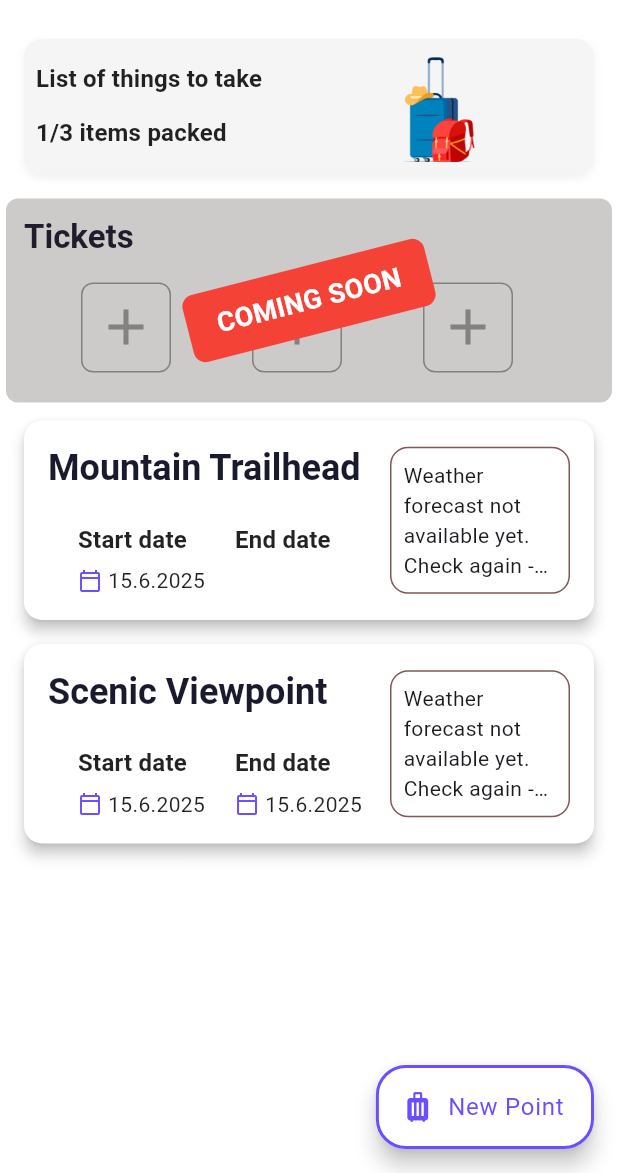
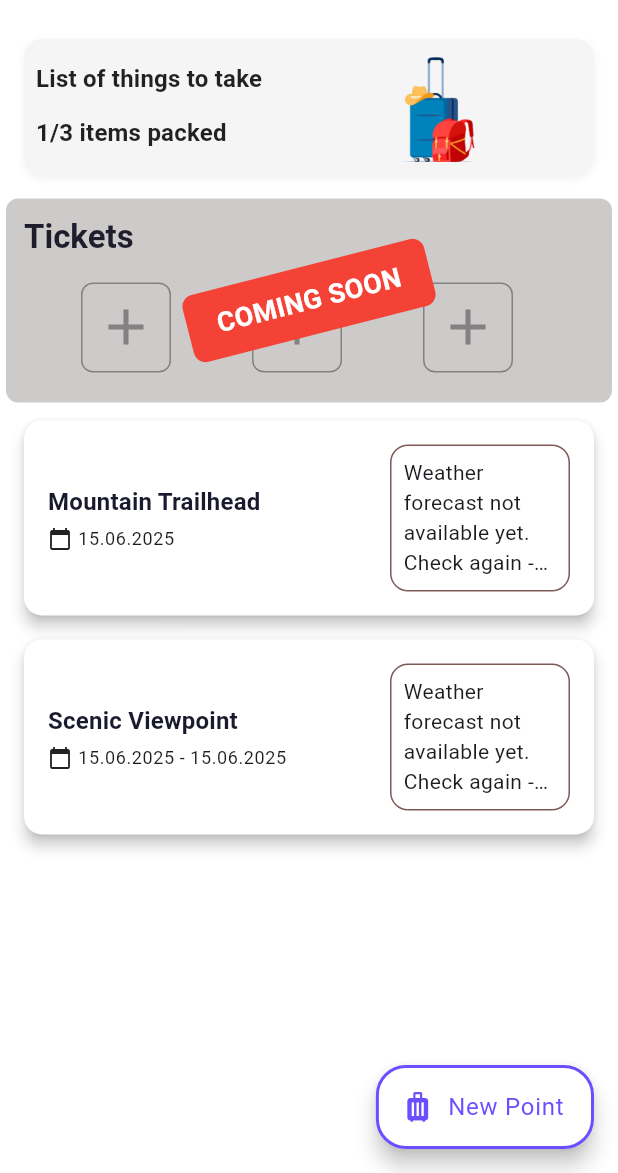
Before and after one commit to kroxon/trip_organizer, a Flutter app: the TripScreen screen opened directly with sample values from the repository, on a phone screen of 412 x 824 dp, the part 63-1236 px from its top. Run offline on Flutter 3.47's test engine with Material 3 defaults, Android fonts, the phone set to English and light mode, and no system bars; our stand-ins replace cloud_firestore, firebase_auth, firebase_core, flutter_dotenv, flutter_riverpod, google_fonts and 3 more; missing offline and left inert: google_places_autocomplete_text_field, open_weather_client; accounts and stored records are empty; generated files the repository leaves out were written again; network calls fail.

Commit message:
Manage adding trip points to a trip in firestore
FIrestore service could save trip points to a trip and
checklist items. Removed the tripPoint isn't applied yet.

```diff
--- a/lib/models/trip.dart
+++ b/lib/models/trip.dart
@@ -2,11 +2,6 @@ import 'package:trip_organizer/models/checklist_item.dart';
 import 'package:trip_organizer/models/trip_point.dart';
 
 class Trip {
-  String? id;
-  String title;
-  final List<ChecklistItem> checklist;
-  final List<TripPoint> tripPoints;
-  bool archived = false;
   Trip({
     this.id,
     required this.title,
@@ -14,6 +9,12 @@ class Trip {
     required this.tripPoints,
     this.archived = false,
   });
+
+  String? id;
+  String title;
+  final List<ChecklistItem> checklist;
+  final List<TripPoint> tripPoints;
+  bool archived = false;
 
   bool get isChecklistComplete => checklist.every((item) => item.isChecked);
   int get completedChecklistItems =>
--- a/lib/models/trip_point.dart
+++ b/lib/models/trip_point.dart
@@ -19,19 +19,19 @@ class TripPointLocation {
 }
 
 class TripPoint {
+  TripPoint({
+    this.id,
+    required this.tripPointLocation,
+    required this.startDate,
+    this.endDate,
+    this.notes,
+  });
+
+  String? id;
   final TripPointLocation tripPointLocation;
   final DateTime startDate;
   final DateTime? endDate;
-  final List<String>? ticketUrls;
   final String? notes;
-
-  TripPoint({
-    required this.tripPointLocation,
-    required this.startDate,
-    this.endDate,
-    this.ticketUrls,
-    this.notes,
-  });
 
   String get formattedStartDate {
     return '${startDate.day}.${startDate.month}.${startDate.year}';
--- a/lib/screens/trip.dart
+++ b/lib/screens/trip.dart
@@ -22,7 +22,6 @@ class _TripScreenState extends State<TripScreen> {
   Trip? trip;
   late bool isEditing;
   late TextEditingController _titleController;
-  String? _originalTitle;
 
   void _showChecklistDialog(BuildContext context) async {
     if (trip == null) return;
@@ -55,8 +54,8 @@ class _TripScreenState extends State<TripScreen> {
     super.initState();
     trip = widget.trip;
     isEditing = widget.isNewTrip;
-    _originalTitle = trip?.title;
-    _titleController = TextEditingController(text: _originalTitle);
+    _titleController =
+        TextEditingController(text: !isEditing ? trip!.title : '');
   }
 
   @override
@@ -69,20 +68,14 @@ class _TripScreenState extends State<TripScreen> {
     if (_titleController.text.isNotEmpty) {
       setState(() {
         trip!.updateTitle(_titleController.text);
-        _originalTitle = _titleController.text;
         isEditing = false;
       });
-      if (!widget.isNewTrip) {
-        final firestoreService = FirestoreService(context);
-        firestoreService.updateTrip(trip!.id!, trip!);
-        Navigator.pop(context);
-      } else {
-        Navigator.pop(context, trip);
-      }
+      final firestoreService = FirestoreService(context);
+      firestoreService.updateTrip(trip!.id!, trip!);
     } else {
       ScaffoldMessenger.of(context).showSnackBar(
         const SnackBar(
-          content: Text('Please enter a title for the trip.'),
+          content: Text('Please enter a title for the travel.'),
         ),
       );
     }
@@ -215,7 +208,9 @@ class _TripScreenState extends State<TripScreen> {
                       physics: const NeverScrollableScrollPhysics(),
                       itemCount: trip!.tripPoints.length,
                       itemBuilder: (ctx, index) {
-                        final tripPoint = trip!.tripPoints[index];
+                        final sortedPoints = List.of(trip!.tripPoints)
+                          ..sort((a, b) => a.startDate.compareTo(b.startDate));
+                        final tripPoint = sortedPoints[index];
                         return TripPointCard(
                           tripPoint: tripPoint,
                           onTap: () {
@@ -223,6 +218,7 @@ class _TripScreenState extends State<TripScreen> {
                               context,
                               MaterialPageRoute(
                                 builder: (context) => PointOfTripScreen(
+                                  trip: trip,
                                   tripPoint: tripPoint,
                                   isEditing: false,
                                 ),
@@ -248,7 +244,10 @@ class _TripScreenState extends State<TripScreen> {
           Navigator.push(
             context,
             MaterialPageRoute(
-              builder: (context) => const PointOfTripScreen(isEditing: true),
+              builder: (context) => PointOfTripScreen(
+                isEditing: true,
+                trip: trip,
+              ),
             ),
           );
         },
--- a/lib/widgets/trip_point_card.dart
+++ b/lib/widgets/trip_point_card.dart
@@ -1,6 +1,7 @@
 import 'package:flutter/material.dart';
 import 'package:trip_organizer/models/trip_point.dart';
 import 'package:trip_organizer/widgets/weather_container.dart';
+import 'package:intl/intl.dart';
 
 class TripPointCard extends StatelessWidget {
   const TripPointCard({
@@ -24,58 +25,28 @@ class TripPointCard extends StatelessWidget {
         child: Padding(
           padding: const EdgeInsets.all(16.0),
           child: Row(
-            mainAxisAlignment: MainAxisAlignment.spaceBetween,
             children: [
-              Column(
+              Expanded(
+                child: Column(
+                  crossAxisAlignment: CrossAxisAlignment.start,
                   mainAxisSize: MainAxisSize.min,
-                mainAxisAlignment: MainAxisAlignment.spaceBetween,
-                crossAxisAlignment: CrossAxisAlignment.start,
                   children: [
                     Text(
                       tripPoint.tripPointLocation.place,
-                    style: Theme.of(context).textTheme.headlineSmall?.copyWith(
-                          fontWeight: FontWeight.bold,
-                          color: Theme.of(context).colorScheme.onSurface,
+                      style: Theme.of(context).textTheme.titleMedium,
+                      overflow: TextOverflow.ellipsis,
+                      maxLines: 1,
                     ),
-                    maxLines: 1,
-                    overflow: TextOverflow.ellipsis,
-                  ),
-                  const SizedBox(height: 20.0),
-                  Row(
-                    mainAxisAlignment: MainAxisAlignment.spaceBetween,
-                    crossAxisAlignment: CrossAxisAlignment.start,
-                    children: [
-                      Padding(
-                        padding: const EdgeInsets.symmetric(horizontal: 20),
-                        child: Column(
-                          crossAxisAlignment: CrossAxisAlignment.start,
-                          children: [
-                            Text('Start date',
-                                style: Theme.of(context)
-                                    .textTheme
-                                    .titleMedium!
-                                    .copyWith(
-                                      color: Theme.of(context)
-                                          .colorScheme
-                                          .onSurfaceVariant,
-                                    )),
-                            SizedBox(height: 5),
+                    const SizedBox(height: 4),
                     Row(
                       children: [
-                                Icon(Icons.calendar_today_outlined,
-                                    color:
-                                        Theme.of(context).colorScheme.primary,
-                                    size: 16.0),
-                                const SizedBox(width: 4.0),
-                                Text(
-                                  tripPoint.formattedStartDate,
-                                  style: Theme.of(context)
-                                      .textTheme
-                                      .bodyMedium!
-                                      .copyWith(
-                                        color: Theme.of(context)
-                                            .colorScheme
-                                            .onSurfaceVariant,
+                        const Icon(Icons.calendar_today, size: 16),
+                        const SizedBox(width: 4),
+                        Flexible(
+                          child: Text(
+                            '${DateFormat('dd.MM.yyyy').format(tripPoint.startDate)}${tripPoint.endDate != null ? ' - ${DateFormat('dd.MM.yyyy').format(tripPoint.endDate!)}' : ''}',
+                            style: Theme.of(context).textTheme.bodySmall,
+                            overflow: TextOverflow.ellipsis,
                           ),
                         ),
                       ],
@@ -83,46 +54,7 @@ class TripPointCard extends StatelessWidget {
                   ],
                 ),
               ),
-                      Column(
-                        crossAxisAlignment: CrossAxisAlignment.start,
-                        children: [
-                          Text('End date',
-                              style: Theme.of(context)
-                                  .textTheme
-                                  .titleMedium!
-                                  .copyWith(
-                                    color: Theme.of(context)
-                                        .colorScheme
-                                        .onSurfaceVariant,
-                                  )),
-                          SizedBox(height: 5),
-                          if (tripPoint.endDate != null)
-                            Row(
-                              children: [
-                                Icon(Icons.calendar_today_outlined,
-                                    color:
-                                        Theme.of(context).colorScheme.primary,
-                                    size: 16.0),
-                                const SizedBox(width: 4.0),
-                                Text(
-                                  tripPoint.formattedEndDate,
-                                  style: Theme.of(context)
-                                      .textTheme
-                                      .bodyMedium!
-                                      .copyWith(
-                                        color: Theme.of(context)
-                                            .colorScheme
-                                            .onSurfaceVariant,
-                                      ),
-                                ),
-                              ],
-                            ),
-                        ],
-                      ),
-                    ],
-                  ),
-                ],
-              ),
+              const SizedBox(width: 8), // Add spacing before weather container
               WeatherContainer(
                 tripPoint: tripPoint,
               ),
```
Also changed, not shown: lib/screens/home.dart (+2 -6 lines), lib/screens/point_of_trip.dart (+41 -15 lines), lib/services/firestore_service.dart (+78 -8 lines), lib/widgets/trip_card.dart (+14 -7 lines), 1 other file. Lines whose indentation alone changed are shown as unchanged.
